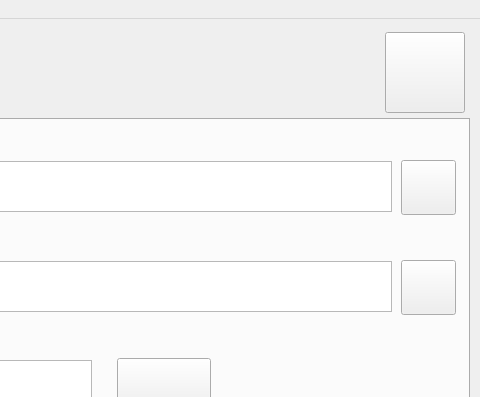
Qt form omega_gui/elements/omega_gui_qt.ui (USEPA/EPA_OMEGA_Model) before a commit; both pictures show x 641 to 1121 and y 0 to 397 of the 1121 by 787 pixel window.
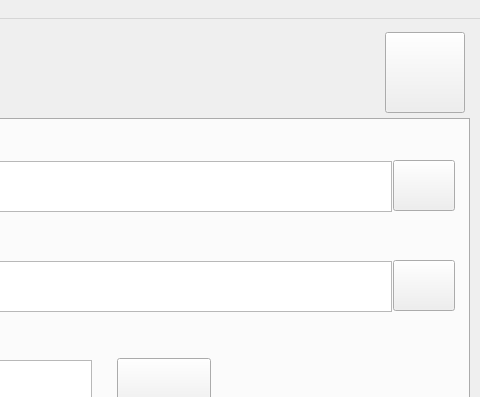
The same form after that commit. The open tabs and pages were chosen to show the change.

Commit message: Update GUI - File and folder icons

```diff
--- a/omega_gui/elements/omega_gui_qt.ui
+++ b/omega_gui/elements/omega_gui_qt.ui
@@ -218,10 +218,10 @@
      <widget class="QPushButton" name="select_output_batch_directory_button">
       <property name="geometry">
        <rect>
-        <x>1030</x>
+        <x>1022</x>
         <y>140</y>
-        <width>55</width>
-        <height>55</height>
+        <width>62</width>
+        <height>51</height>
        </rect>
       </property>
       <property name="font">
@@ -240,8 +240,8 @@
       </property>
       <property name="iconSize">
        <size>
-        <width>51</width>
-        <height>51</height>
+        <width>58</width>
+        <height>47</height>
        </size>
       </property>
      </widget>
@@ -251,10 +251,10 @@
       </property>
       <property name="geometry">
        <rect>
-        <x>1030</x>
+        <x>1022</x>
         <y>40</y>
-        <width>55</width>
-        <height>55</height>
+        <width>62</width>
+        <height>51</height>
        </rect>
       </property>
       <property name="font">
@@ -273,8 +273,8 @@
       </property>
       <property name="iconSize">
        <size>
-        <width>51</width>
-        <height>51</height>
+        <width>58</width>
+        <height>47</height>
        </size>
       </property>
      </widget>
```
Left out of the diff: 2 changed lines with no effect on the pictures. The commit also changes 2 other files.
